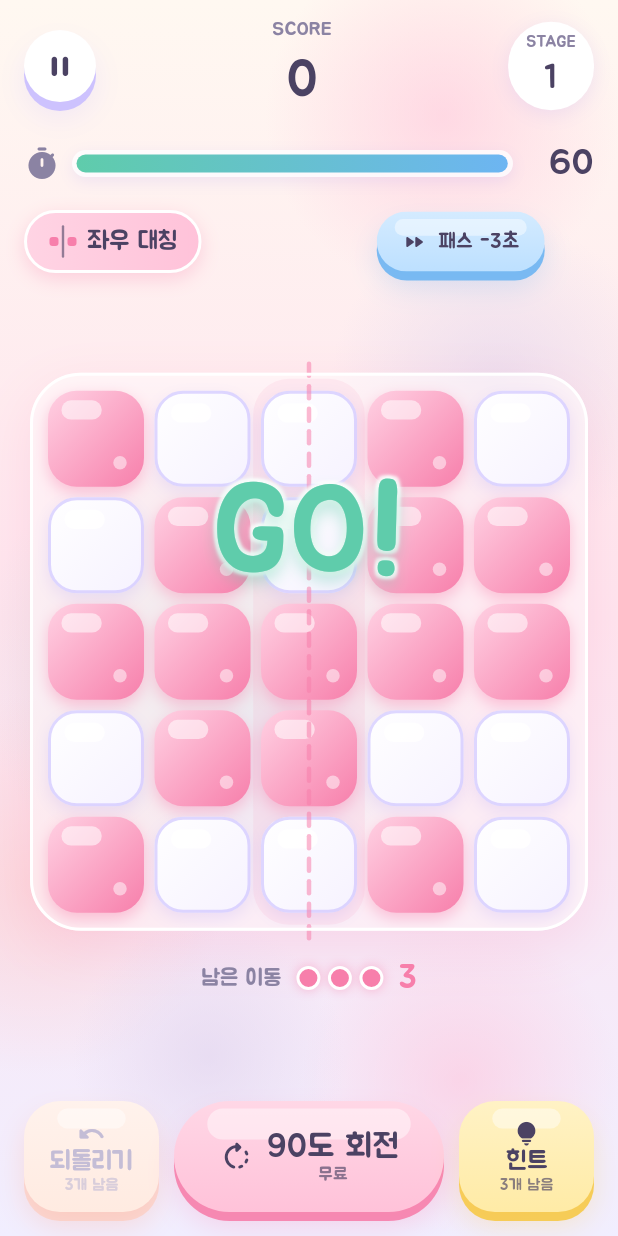
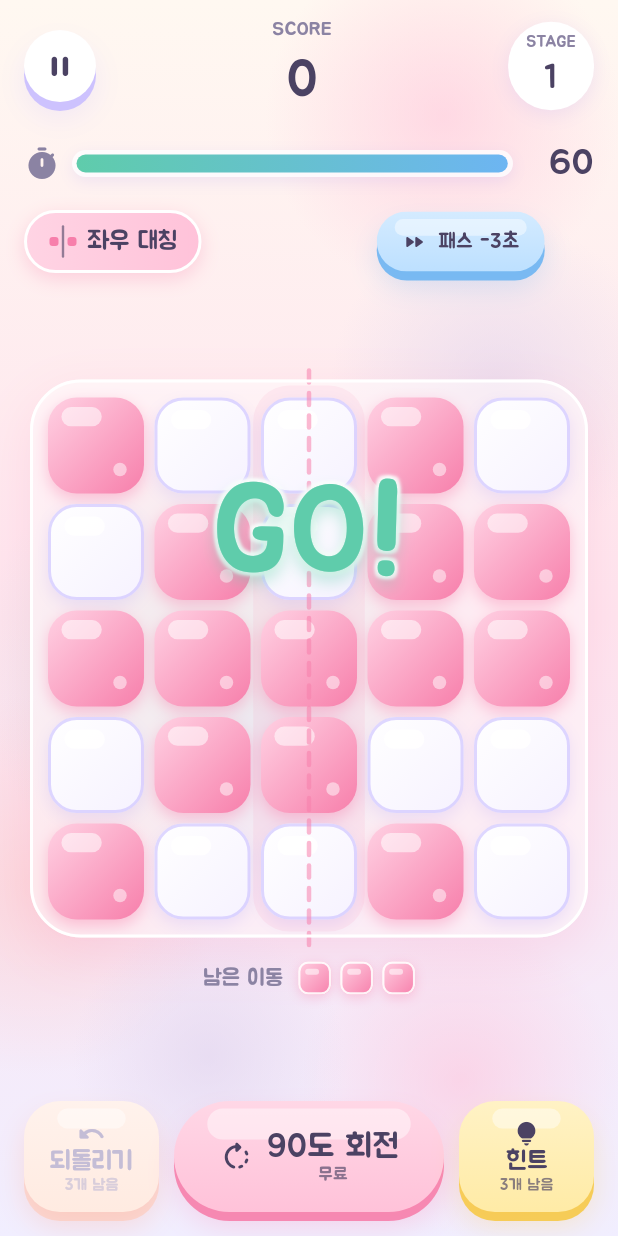
Before and after one commit to justkevin2570-hash/NODE_SWAP_Game, a Flutter app: the GameScreen screen opened directly, on a phone screen of 412 x 824 dp. Run offline on Flutter 3.47's test engine with Material 3 defaults, Android fonts, the phone set to English and light mode, and no system bars; our stand-ins replace audioplayers, clock, flutter_animate, flutter_riverpod, shared_preferences; accounts and stored records are empty.

Commit message:
Show remaining moves as mini tiles and drop the number
Remaining moves are small tile-shaped squares filled with the theme
color; used moves keep only the outline at the same size, so the row
doesn't shift. The trailing count is removed.

Co-Authored-By: Claude Opus 5.5 <noreply@anthropic.com>
Claude-Session: https://claude.ai/code/session_01THjjmmAe3yF3ESiXKwMseg

```diff
--- a/lib/ui/screens/game_screen.dart
+++ b/lib/ui/screens/game_screen.dart
@@ -317,9 +317,7 @@ class _GameScreenState extends ConsumerState<GameScreen> {
               children: [
                 Text('남은 이동', style: TextStyles.caption.copyWith(fontSize: 15)),
                 const SizedBox(width: 10),
-                Flexible(child: MovesPips(used: s.movesUsed, max: s.maxMoves, color: deep)),
-                const SizedBox(width: 10),
-                Text('${s.movesLeft}', style: TextStyles.number.copyWith(fontSize: 22, color: deep)),
+                Flexible(child: MovesPips(used: s.movesUsed, max: s.maxMoves, color: deep, light: light)),
               ],
             ),
             const Spacer(),
--- a/lib/ui/widgets/hud.dart
+++ b/lib/ui/widgets/hud.dart
@@ -140,36 +140,94 @@ class _TimerBarState extends State<TimerBar> with SingleTickerProviderStateMixin
 }
 
 /// 남은 이동 수 구슬.
+/// 남은 이동 표시: 보드 타일을 줄인 작은 사각형들.
+/// 남은 이동은 테마색으로 채우고, 쓴 이동은 테두리만 남긴다 (크기는 그대로라 줄이 흔들리지 않음).
 class MovesPips extends StatelessWidget {
-  const MovesPips({super.key, required this.used, required this.max, required this.color});
+  const MovesPips({
+    super.key,
+    required this.used,
+    required this.max,
+    required this.color,
+    this.light,
+  });
 
   final int used;
   final int max;
+
+  /// 테마의 진한 색.
   final Color color;
+
+  /// 테마의 밝은 색 (없으면 진한 색에서 만든다).
+  final Color? light;
 
   @override
   Widget build(BuildContext context) {
     return Wrap(
-      spacing: 5,
-      runSpacing: 5,
+      spacing: 6,
+      runSpacing: 6,
       alignment: WrapAlignment.center,
       children: [
         for (int i = 0; i < max; i++)
-          AnimatedContainer(
-            duration: const Duration(milliseconds: 260),
-            curve: Curves.easeOutCubic,
-            width: i < max - used ? 16 : 11,
-            height: i < max - used ? 16 : 11,
+          MoveTile(filled: i < max - used, deep: color, light: light ?? Color.lerp(color, Colors.white, 0.45)!),
+      ],
+    );
+  }
+}
+
+/// 남은 이동 한 칸.
+class MoveTile extends StatelessWidget {
+  const MoveTile({super.key, required this.filled, required this.deep, required this.light, this.size = 22});
+
+  final bool filled;
+  final Color deep;
+  final Color light;
+  final double size;
+
+  @override
+  Widget build(BuildContext context) {
+    final radius = BorderRadius.circular(size * 0.3);
+    return AnimatedContainer(
+      duration: const Duration(milliseconds: 200),
+      curve: Curves.easeOut,
+      width: size,
+      height: size,
+      decoration: BoxDecoration(
+        borderRadius: radius,
+        gradient: LinearGradient(
+          begin: Alignment.topLeft,
+          end: Alignment.bottomRight,
+          colors: filled
+              ? [Color.lerp(light, Colors.white, 0.25)!, deep]
+              : [Colors.white.withValues(alpha: 0), Colors.white.withValues(alpha: 0)],
+        ),
+        border: Border.all(
+          color: filled ? Colors.white.withValues(alpha: 0.9) : deep.withValues(alpha: 0.55),
+          width: filled ? 1.5 : 2,
+        ),
+        boxShadow: [
+          BoxShadow(
+            color: deep.withValues(alpha: filled ? 0.35 : 0),
+            blurRadius: 6,
+            offset: const Offset(0, 2),
+          ),
+        ],
+      ),
+      // 작은 광택 (채워진 칸에만)
+      child: AnimatedOpacity(
+        duration: const Duration(milliseconds: 200),
+        opacity: filled ? 1 : 0,
+        child: Align(
+          alignment: const Alignment(-0.35, -0.55),
+          child: Container(
+            width: size * 0.42,
+            height: size * 0.18,
             decoration: BoxDecoration(
-              shape: BoxShape.circle,
-              color: i < max - used ? color : Palette.inkFaint.withValues(alpha: 0.5),
-              border: Border.all(color: Colors.white, width: 2),
-              boxShadow: i < max - used
-                  ? [BoxShadow(color: color.withValues(alpha: 0.5), blurRadius: 6)]
-                  : null,
+              color: Colors.white.withValues(alpha: 0.55),
+              borderRadius: BorderRadius.circular(size),
             ),
           ),
-      ],
+        ),
+      ),
     );
   }
 }
```
Also changed, not shown: 1 other file.
